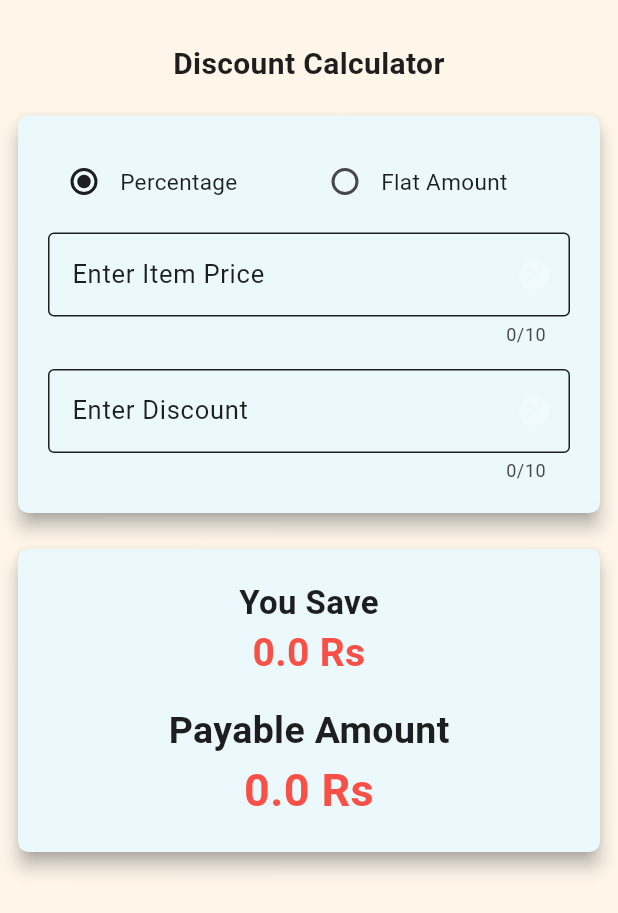
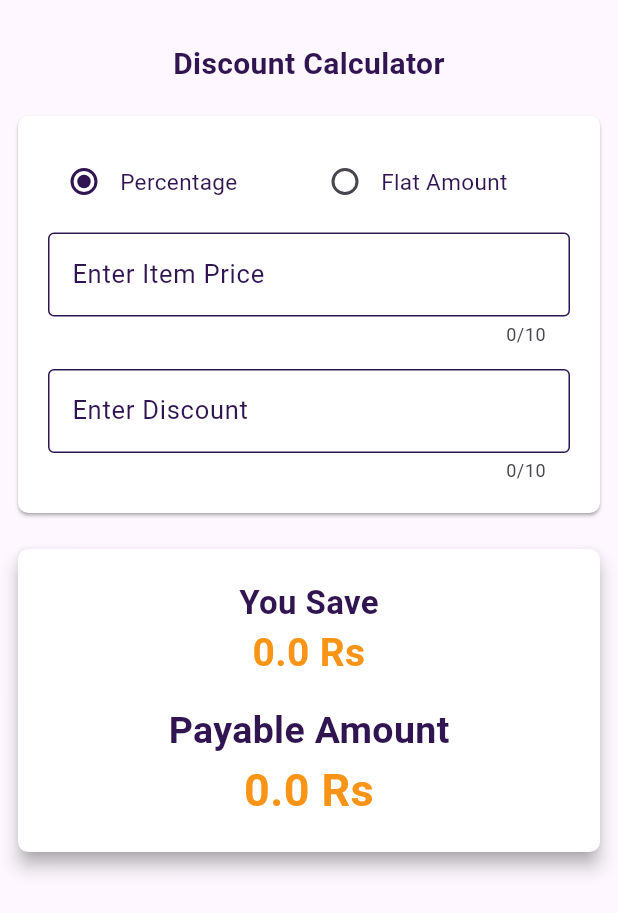
Before and after one commit to dhruvashastri12/Discount_Calc_Flutter, a Flutter app: the screen it shows after launch, on a phone screen of 412 x 824 dp. Shown: the top 913 px of the screen. Run offline on Flutter 3.47's test engine with Material 3 defaults, Android fonts, the phone set to English and light mode, and no system bars.

Commit message:
few warnings resolved

```diff
--- a/lib/common/colors.dart
+++ b/lib/common/colors.dart
@@ -1,23 +1,34 @@
-import 'dart:ui';
 
 import 'package:flutter/material.dart';
 
 // const Color scaffoldColor = Color(262834);
 // const Color mainColor = Color(0Xff5a91a0);
 
-// const Color mainBackScaffoldColor = Color(0xFFFFFFFF);
-// const Color bodyScaffoldColor = Color(0xFFFFFFFF);
-// const Color textColor = Color(0xFF301551);
-// const Color cardResultTitleColor = Color(0xFF301551);
-// const Color cardColor = Colors.white;
-// const Color resultColor = Color(0xFFF99417);
+const Color mainBackScaffoldColor = Color(0xFFFFFFFF);
+const Color bodyScaffoldColor = Color(0xFFFFFFFF);
+const Color textColor = Color(0xFF301551);
+const Color cardResultTitleColor = Color(0xFF301551);
+const Color cardColor = Colors.white;
+const Color resultColor = Color(0xFFF99417);
 const List<Color> mainBackScaffoldGradientColors = [Color(0xFF8399A2), Color(0xFFEEF2F3)];
 const List<Color> cardBackGradientColors = [Color(0xFFE8B595), Color(0xFFB190BA)];
 
 
-const Color mainBackScaffoldColor = Color(0xFFFFF6E9);
-// const Color bodyScaffoldColor = Color(0xFFFFFFFF);
-const Color textColor = Color(0xFF1E1E1E);
-const Color cardResultTitleColor = Color(0xFF1E1E1E);
-const Color cardColor = Color(0xFFECF9FC);
-const Color resultColor = Color(0xFFF85046);
+// const Color mainBackScaffoldColor = Color(0xFFFFF6E9);
+// // const Color bodyScaffoldColor = Color(0xFFFFFFFF);
+// const Color textColor = Color(0xFF1E1E1E);
+// const Color cardResultTitleColor = Color(0xFF1E1E1E);
+// const Color cardColor = Color(0xFFECF9FC);
+// const Color resultColor = Color(0xFFF85046);
+
+
+// const Color mainBackScaffoldColor = Color(0xFFFFDECD);
+// // const Color bodyScaffoldColor = Color(0xFFFFFFFF);
+// const Color textColor = Color(0xFF00637C);
+// const Color cardResultTitleColor = Color(0xFF00637C);
+// const Color cardColor = Color(0xFFFFDECD);
+// const Color resultColor = Color(0xFFFF7F7F);
+
+// bg-cyan-200 {
+//     background-color: #caeef3
+//     1BC47D
--- a/lib/custom/dc_radiobutton.dart
+++ b/lib/custom/dc_radiobutton.dart
@@ -9,11 +9,12 @@ class DCRadioButton extends StatefulWidget {
 
   final void Function(int?)? onRadioChanged;
 
-  DCRadioButton(
-      {@required this.selectedRadio,
+  const DCRadioButton({
+      Key? key,
+      @required this.selectedRadio,
       @required this.label_1,
       @required this.label_2,
-      @required this.onRadioChanged});
+      @required this.onRadioChanged}):super(key: key);
 
   @override
   _DCRadioButtonState createState() => _DCRadioButtonState();
--- a/lib/custom/dc_result.dart
+++ b/lib/custom/dc_result.dart
@@ -2,17 +2,20 @@ import 'package:discount_calc_new/common/colors.dart';
 import 'package:flutter/material.dart';
 
 class DCResultField extends StatelessWidget {
-  DCResultField({
-    required this.displayLabelTxt,
-    required this.labelFontSize,
-    required this.amntFontSize,
-    required this.value,
-  });
 
   final double value;
   final String displayLabelTxt;
   final double labelFontSize;
   final double amntFontSize;
+
+  const DCResultField({
+    Key? key,
+    required this.displayLabelTxt,
+    required this.labelFontSize,
+    required this.amntFontSize,
+    required this.value,
+  }):super(key: key);
+
 
   @override
   Widget build(BuildContext context) {
--- a/lib/custom/dc_textfield.dart
+++ b/lib/custom/dc_textfield.dart
@@ -9,8 +9,8 @@ class DCTextField extends StatelessWidget {
   final int? maxLength;
   final bool? discountValueError;
 
-  DCTextField(
-      {this.controller, this.onClearPressed, this.label, this.maxLength, this.discountValueError});
+  const DCTextField(
+      {Key? key, this.controller, this.onClearPressed, this.label, this.maxLength, this.discountValueError}):super(key: key);
 
   @override
   Widget build(BuildContext context) {
@@ -18,17 +18,17 @@ class DCTextField extends StatelessWidget {
     return TextField(
       cursorColor: textColor,
       controller: controller,
-      style: TextStyle(
+      style: const TextStyle(
         color: textColor,
       ),
       maxLength: maxLength,
       keyboardType: TextInputType.number,
       decoration: InputDecoration(
         suffixIcon: IconButton(
-            icon: Icon(Icons.cancel, color: Colors.white24),
+            icon: const Icon(Icons.cancel, color: Colors.white24),
             onPressed: onClearPressed ?? () {}),
         labelText: label ?? '',
-        labelStyle: TextStyle(
+        labelStyle: const TextStyle(
           color: textColor,
           fontSize: 17.0,
         ),
@@ -41,7 +41,7 @@ class DCTextField extends StatelessWidget {
     );
   }
 
-  final _getTFBorderDecoration = OutlineInputBorder(
+  final _getTFBorderDecoration = const OutlineInputBorder(
           borderSide: BorderSide(color: textColor, width: 1.0),
         );
 }
--- a/lib/main.dart
+++ b/lib/main.dart
@@ -2,12 +2,14 @@ import 'package:discount_calc_new/common/strings.dart';
 import 'package:discount_calc_new/screens/home_page.dart';
 import 'package:flutter/material.dart';
 
-void main() => runApp(MyApp());
+void main() => runApp(const MyApp());
 
 class MyApp extends StatelessWidget {
+  const MyApp({super.key});
+
   @override
   Widget build(BuildContext context) {
-    return MaterialApp(
+    return const MaterialApp(
       title: Strings.appName,
       debugShowCheckedModeBanner: false,
       home: HomePage(),
--- a/lib/screens/home/calculator_body.dart
+++ b/lib/screens/home/calculator_body.dart
@@ -7,6 +7,8 @@ import 'package:discount_calc_new/utils/helper.dart';
 import 'package:flutter/material.dart';
 
 class CalculatorBody extends StatefulWidget {
+  const CalculatorBody({super.key});
+
   @override
   _CalculatorBodyState createState() => _CalculatorBodyState();
 }
@@ -50,7 +52,7 @@ class _CalculatorBodyState extends State<CalculatorBody> {
             color: cardColor,
             shape:
                 RoundedRectangleBorder(borderRadius: BorderRadius.circular(7)),
-            elevation: 5,
+            // elevation: 5,
             shadowColor: Colors.grey,
             child: Padding(
               padding: const EdgeInsets.all(20.0),
--- a/lib/screens/home_page.dart
+++ b/lib/screens/home_page.dart
@@ -1,12 +1,13 @@
-import 'package:discount_calc_new/common/colors.dart';
 import 'package:discount_calc_new/screens/home/calculator_body.dart';
 import 'package:flutter/material.dart';
 
 class HomePage extends StatelessWidget {
+  const HomePage({Key? key}) : super(key: key); // Added Key parameter
+
   @override
   Widget build(BuildContext context) {
     return Scaffold(
-      backgroundColor: mainBackScaffoldColor,
+      // backgroundColor: mainBackScaffoldColor,
       body:  CalculatorBody(),
     );
   }
```
